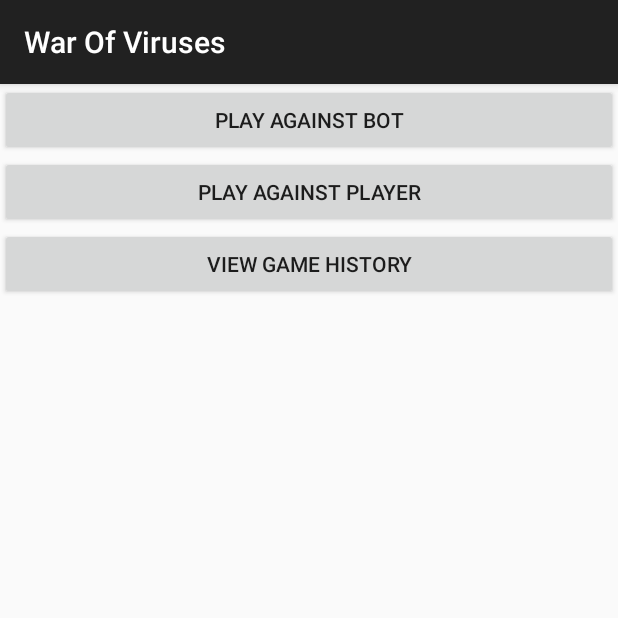
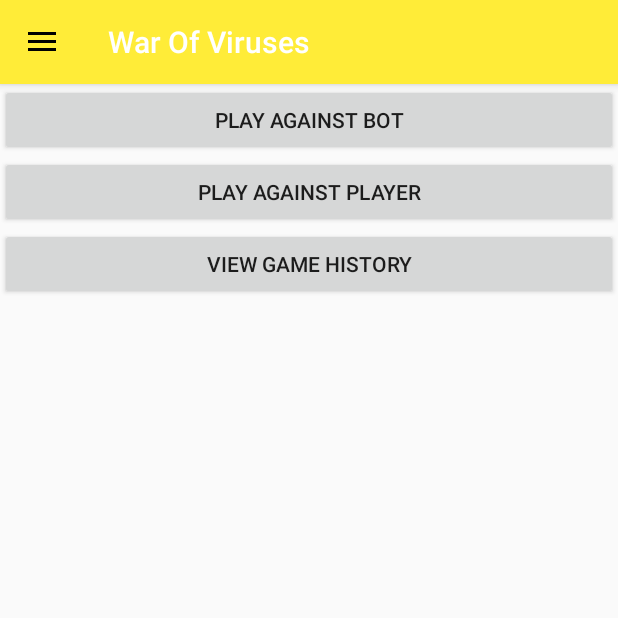
Before and after one commit to LDVSOFT/War-Of-Viruses, an Android app: the screen it shows after launch (MenuActivity), on a phone screen of 412 x 824 dp, the top half of it. Run offline under Robolectric (Android 15) with nearby library versions, the phone set to English and light mode, and no system bars.

Commit message:
Start redesigning to materialish design: added Navigation Drawer

```diff
--- a/app/build.gradle
+++ b/app/build.gradle
@@ -25,6 +25,7 @@ android {
 dependencies {
     compile fileTree(include: ['*.jar'], dir: 'libs')
     compile 'com.android.support:appcompat-v7:23.1.0'
+    compile 'com.android.support:design:23.1.0'
     compile 'com.google.android.gms:play-services-gcm:8.1.0'
     compile 'com.google.android.gms:play-services-identity:8.1.0'
     compile project(':logic')
--- a/app/src/main/AndroidManifest.xml
+++ b/app/src/main/AndroidManifest.xml
@@ -22,7 +22,7 @@
         <activity
             android:name=".MenuActivity"
             android:label="@string/app_name"
-            android:theme="@style/AppTheme" >
+            android:theme="@style/AppTheme.NoBar" >
             <intent-filter>
                 <action android:name="android.intent.action.MAIN" />
 
--- a/app/src/main/java/net/ldvsoft/warofviruses/MenuActivity.java
+++ b/app/src/main/java/net/ldvsoft/warofviruses/MenuActivity.java
@@ -2,19 +2,59 @@ package net.ldvsoft.warofviruses;
 
 import android.content.Intent;
 import android.os.Bundle;
+import android.support.design.widget.NavigationView;
+import android.support.v4.view.GravityCompat;
+import android.support.v4.widget.DrawerLayout;
+import android.support.v7.app.ActionBar;
 import android.support.v7.app.AppCompatActivity;
+import android.support.v7.widget.Toolbar;
+import android.view.MenuItem;
 import android.view.View;
+import android.widget.Toast;
 
 public class MenuActivity extends AppCompatActivity {
     public final static String OPPONENT_TYPE = "net.ldvsoft.warofviruses.OPPONENT_TYPE";
     public final static int OPPONENT_BOT = 0;
     public final static int OPPONENT_LOCAL_PLAYER = 1;
 
+    private DrawerLayout drawerLayout;
+
     @Override
     protected void onCreate(Bundle savedInstanceState) {
         super.onCreate(savedInstanceState);
         setContentView(R.layout.activity_menu);
 
+        final Toolbar toolbar = (Toolbar) findViewById(R.id.toolbar);
+        setSupportActionBar(toolbar);
+        final ActionBar actionBar = getSupportActionBar();
+
+        if (actionBar != null) {
+            actionBar.setHomeAsUpIndicator(R.drawable.ic_menu);
+            actionBar.setDisplayHomeAsUpEnabled(true);
+        }
+
+        drawerLayout = (DrawerLayout) findViewById(R.id.drawer_layout);
+
+        NavigationView view = (NavigationView) findViewById(R.id.navigation_view);
+        view.setNavigationItemSelectedListener(new NavigationView.OnNavigationItemSelectedListener() {
+            @Override
+            public boolean onNavigationItemSelected(MenuItem menuItem) {
+                Toast.makeText(MenuActivity.this, menuItem.getTitle() + " pressed", Toast.LENGTH_LONG).show();
+                drawerLayout.closeDrawers();
+                return true;
+            }
+        });
+    }
+
+    @Override
+    public boolean onOptionsItemSelected(MenuItem item) {
+        switch (item.getItemId()) {
+            case android.R.id.home:
+                drawerLayout.openDrawer(GravityCompat.START);
+                return true;
+            default:
+                return super.onOptionsItemSelected(item);
+        }
     }
 
     public void playAgainstBot(View view) {
--- a/app/src/main/res/layout/activity_menu.xml
+++ b/app/src/main/res/layout/activity_menu.xml
@@ -1,11 +1,27 @@
 <?xml version="1.0" encoding="utf-8"?>
+<android.support.v4.widget.DrawerLayout
+    xmlns:android="http://schemas.android.com/apk/res/android"
+    xmlns:tools="http://schemas.android.com/tools"
+    xmlns:app="http://schemas.android.com/apk/res-auto"
+    android:layout_width="match_parent"
+    android:layout_height="match_parent"
+    android:id="@+id/drawer_layout"
+    android:fitsSystemWindows="true"
+    tools:context="net.ldvsoft.warofviruses.MenuActivity">
+
     <LinearLayout
-    xmlns:android="http://schemas.android.com/apk/res/android"
-    xmlns:app="http://schemas.android.com/apk/res-auto"
-    xmlns:tools="http://schemas.android.com/tools" android:layout_width="match_parent"
-    android:layout_height="match_parent" android:fitsSystemWindows="true"
-    android:orientation="vertical"
-    tools:context="net.ldvsoft.warofviruses.MenuActivity">
+        android:layout_width="match_parent"
+        android:layout_height="match_parent"
+        android:fitsSystemWindows="true"
+        android:orientation="vertical">
+
+        <android.support.v7.widget.Toolbar
+            android:id="@+id/toolbar"
+            android:layout_width="match_parent"
+            android:layout_height="?attr/actionBarSize"
+            android:elevation="4dp"
+            app:theme="@style/ThemeOverlay.AppCompat.Dark"
+            android:background="#ffec38" />
 
         <Button
             android:layout_width="match_parent"
@@ -29,3 +45,12 @@
             android:onClick="viewGameHistory"
             android:id="@+id/button" />
     </LinearLayout>
+
+    <android.support.design.widget.NavigationView
+        android:id="@+id/navigation_view"
+        android:layout_width="wrap_content"
+        android:layout_height="match_parent"
+        android:layout_gravity="start"
+        app:menu="@menu/menu_drawer"
+        app:headerLayout="@layout/drawer_header" />
+</android.support.v4.widget.DrawerLayout>
--- /dev/null
+++ b/app/src/main/res/menu/menu_drawer.xml
@@ -0,0 +1,10 @@
+<?xml version="1.0" encoding="utf-8"?>
+<menu xmlns:android="http://schemas.android.com/apk/res/android">
+    <item
+        android:id="@+id/drawer_home"
+        android:title="111" />
+
+    <item
+        android:id="@+id/drawer_favourite"
+        android:title="222" />
+</menu>
--- a/app/src/main/res/values/dimens.xml
+++ b/app/src/main/res/values/dimens.xml
@@ -2,4 +2,8 @@
     <!-- Default screen margins, per the Android Design guidelines. -->
     <dimen name="activity_horizontal_margin">16dp</dimen>
     <dimen name="activity_vertical_margin">16dp</dimen>
+    <dimen name="spacing_xsmall">2dp</dimen>
+    <dimen name="spacing_medium">8dp</dimen>
+    <dimen name="spacing_large">16dp</dimen>
+    <dimen name="spacing_xlarge">32dp</dimen>
 </resources>
```
Also changed, not shown: app/src/main/res/layout/drawer_header.xml (added, +26 -0 lines), app/src/main/res/drawable-hdpi/ic_menu.png (added), app/src/main/res/drawable-mdpi/ic_menu.png (added), app/src/main/res/drawable-xhdpi/ic_menu.png (added), app/src/main/res/drawable-xxhdpi/ic_menu.png (added), 1 other file. Lines whose indentation alone changed are shown as unchanged.
